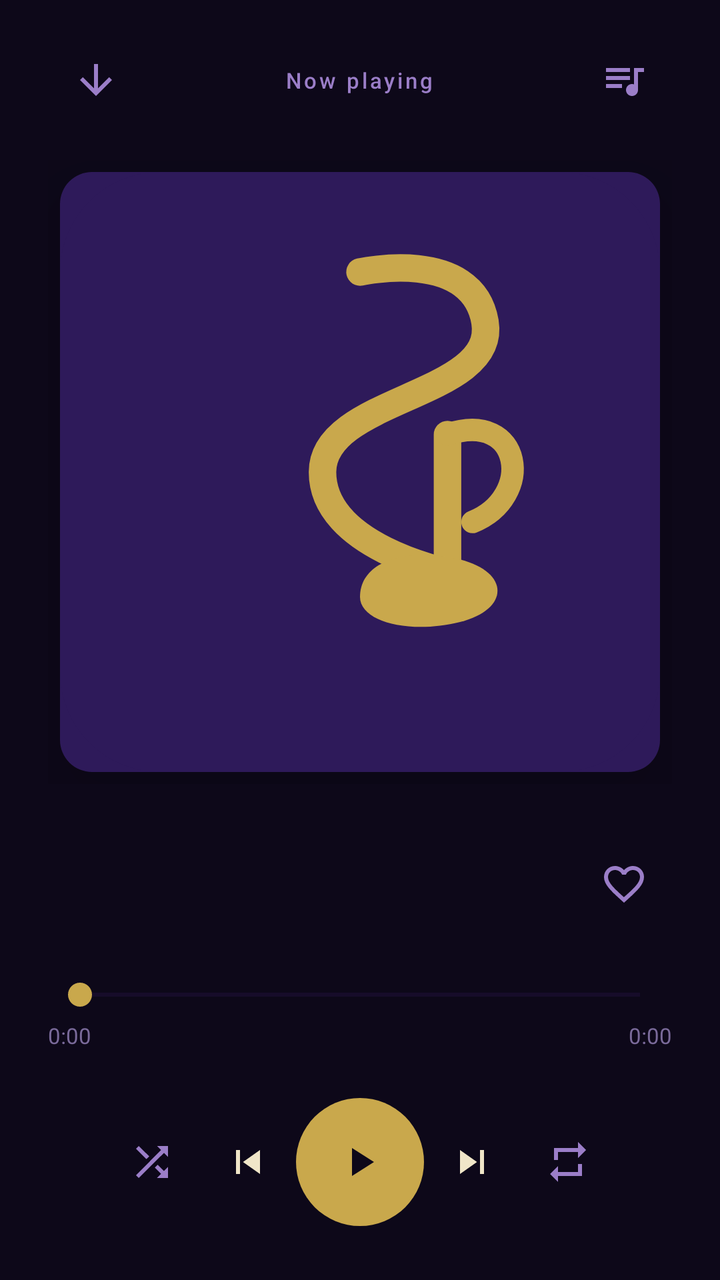
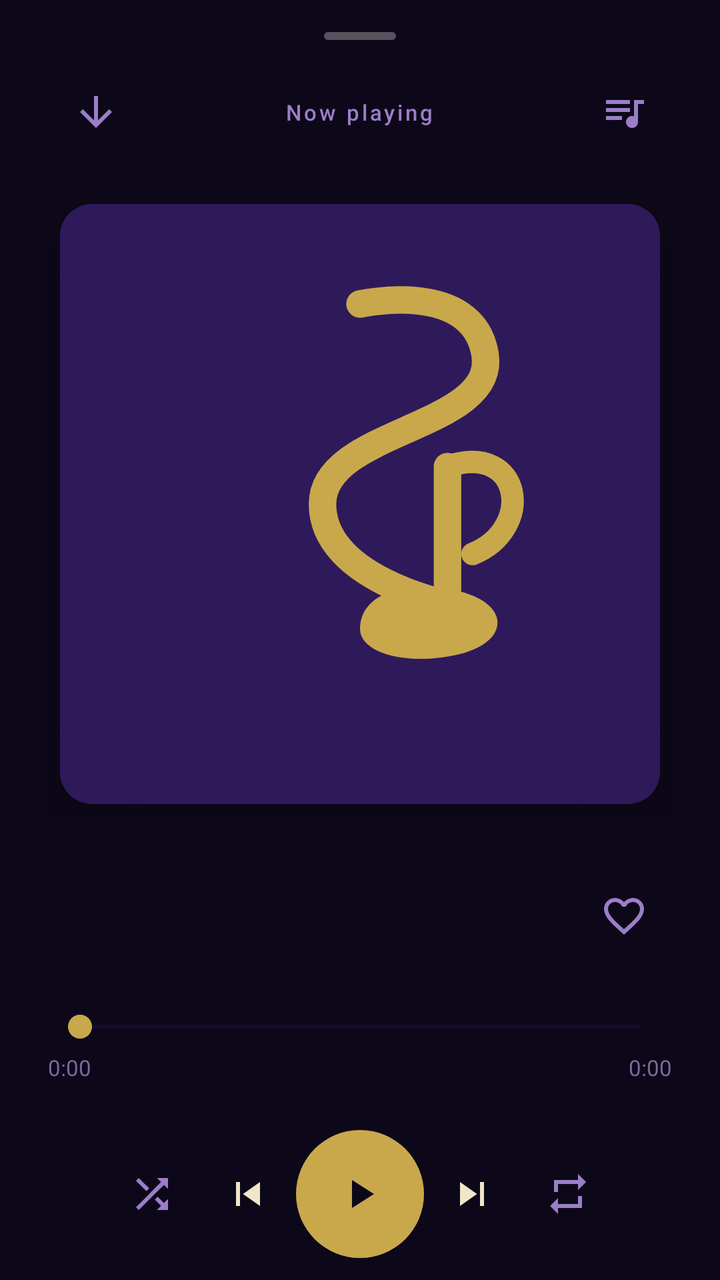

Two renders of the same Android screen: before a commit and after it. Below are the layout's source before the change and the commit's diff.
<!-- AndroidManifest.xml: application theme Theme.Swara -->
<!-- res/layout/fragment_now_playing.xml -->
<?xml version="1.0" encoding="utf-8"?>
<androidx.core.widget.NestedScrollView xmlns:android="http://schemas.android.com/apk/res/android"
    xmlns:app="http://schemas.android.com/apk/res-auto"
    android:layout_width="match_parent"
    android:layout_height="match_parent"
    android:fillViewport="true">
<LinearLayout
    android:layout_width="match_parent"
    android:layout_height="wrap_content"
    android:orientation="vertical"
    android:background="@android:color/transparent"
    android:paddingHorizontal="@dimen/dp_24"
    android:paddingTop="@dimen/dp_16"
    android:paddingBottom="@dimen/dp_24">

    
    <LinearLayout
        android:layout_width="match_parent"
        android:layout_height="wrap_content"
        android:orientation="horizontal"
        android:gravity="center_vertical"
        android:paddingBottom="@dimen/dp_16">

        
        <ImageView
            android:id="@+id/btnCollapse"
            android:layout_width="@dimen/btn_min_touch_target"
            android:layout_height="@dimen/btn_min_touch_target"
            android:src="@drawable/ic_arrow_back"
            android:scaleType="center"
            android:background="@drawable/ripple_circle"
            android:tint="@color/swara_lavender"
            android:rotation="-90"
            android:contentDescription="@string/close" />

        <View android:layout_width="0dp" android:layout_height="0dp" android:layout_weight="1" />

        <TextView
            android:id="@+id/nowPlayingHeader"
            android:layout_width="wrap_content"
            android:layout_height="wrap_content"
            android:text="@string/now_playing"
            android:textSize="@dimen/text_label_md"
            android:textColor="@color/swara_text_secondary"
            android:fontFamily="sans-serif-medium"
            android:letterSpacing="0.12" />

        <View android:layout_width="0dp" android:layout_height="0dp" android:layout_weight="1" />

        
        <ImageView
            android:id="@+id/btnQueue"
            android:layout_width="@dimen/btn_min_touch_target"
            android:layout_height="@dimen/btn_min_touch_target"
            android:src="@drawable/ic_queue_music"
            android:scaleType="center"
            android:background="@drawable/ripple_circle"
            android:tint="@color/swara_lavender"
            android:contentDescription="@string/queue" />

    </LinearLayout>

    
    <androidx.constraintlayout.widget.ConstraintLayout
        android:layout_width="match_parent"
        android:layout_height="wrap_content">

        <com.google.android.material.imageview.ShapeableImageView
            android:id="@+id/ivArtwork"
            app:shapeAppearanceOverlay="@style/ShapeAppearance.Material3.Corner.Large"
            android:layout_width="0dp"
            android:layout_height="0dp"
            app:layout_constraintDimensionRatio="1:1"
            app:layout_constraintWidth_max="360dp"
            app:layout_constraintStart_toStartOf="parent"
            app:layout_constraintEnd_toEndOf="parent"
            app:layout_constraintTop_toTopOf="parent"
            app:layout_constraintBottom_toBottomOf="parent"
            android:padding="6dp"
            android:scaleType="centerCrop"
            android:background="@color/swara_surface_3"
            android:src="@drawable/ic_artwork_fallback"
            android:elevation="@dimen/elevation_4"
            android:contentDescription="Album art" />

    </androidx.constraintlayout.widget.ConstraintLayout>

    
    <LinearLayout
        android:layout_width="match_parent"
        android:layout_height="wrap_content"
        android:orientation="horizontal"
        android:gravity="center_vertical"
        android:layout_marginTop="@dimen/dp_24">

        <LinearLayout
            android:layout_width="0dp"
            android:layout_height="wrap_content"
            android:layout_weight="1"
            android:orientation="vertical">

            <TextView
                android:id="@+id/tvTitle"
                android:layout_width="match_parent"
                android:layout_height="wrap_content"
                android:textSize="@dimen/text_headline_md"
                android:textColor="@color/swara_text_primary"
                android:fontFamily="sans-serif-medium"
                android:maxLines="1"
                android:ellipsize="end" />

            <TextView
                android:id="@+id/tvArtist"
                android:layout_width="match_parent"
                android:layout_height="wrap_content"
                android:textSize="@dimen/text_body_md"
                android:textColor="@color/swara_text_secondary"
                android:layout_marginTop="@dimen/dp_4"
                android:maxLines="1"
                android:ellipsize="end" />

        </LinearLayout>

        
        <ImageView
            android:id="@+id/btnFavorite"
            android:layout_width="@dimen/btn_min_touch_target"
            android:layout_height="@dimen/btn_min_touch_target"
            android:src="@drawable/ic_favorite_border"
            android:scaleType="center"
            android:background="@drawable/ripple_circle"
            android:tint="@color/swara_lavender"
            android:contentDescription="@string/cd_favorite_empty" />

    </LinearLayout>

    
    <SeekBar
        android:id="@+id/seekBar"
        android:layout_width="match_parent"
        android:layout_height="wrap_content"
        android:layout_marginTop="@dimen/dp_20"
        android:progressTint="@color/swara_gold"
        android:thumbTint="@color/swara_gold"
        android:progressBackgroundTint="@color/swara_surface_3" />

    
    <LinearLayout
        android:layout_width="match_parent"
        android:layout_height="wrap_content"
        android:orientation="horizontal"
        android:layout_marginTop="@dimen/dp_4">

        <TextView
            android:id="@+id/tvCurrentTime"
            android:layout_width="wrap_content"
            android:layout_height="wrap_content"
            android:text="0:00"
            android:textSize="@dimen/text_label_md"
            android:textColor="@color/swara_text_dim" />

        <View android:layout_width="0dp" android:layout_height="0dp" android:layout_weight="1" />

        <TextView
            android:id="@+id/tvTotalTime"
            android:layout_width="wrap_content"
            android:layout_height="wrap_content"
            android:text="0:00"
            android:textSize="@dimen/text_label_md"
            android:textColor="@color/swara_text_dim" />

    </LinearLayout>

    
    <LinearLayout
        android:layout_width="match_parent"
        android:layout_height="wrap_content"
        android:orientation="horizontal"
        android:gravity="center"
        android:layout_marginTop="@dimen/dp_24">

        
        <ImageView
            android:id="@+id/btnShuffle"
            android:layout_width="48dp"
            android:layout_height="48dp"
            android:src="@drawable/ic_shuffle"
            android:scaleType="center"
            android:background="@drawable/ripple_circle"
            android:tint="@color/swara_lavender"
            android:contentDescription="@string/shuffle" />

        
        <ImageView
            android:id="@+id/btnPrevious"
            android:layout_width="@dimen/btn_secondary_size"
            android:layout_height="@dimen/btn_secondary_size"
            android:src="@drawable/ic_skip_prev"
            android:scaleType="center"
            android:background="@drawable/ripple_circle"
            android:tint="@color/swara_cream"
            android:contentDescription="@string/previous" />

        
            <ImageView
                android:id="@+id/btnPlayPause"
                android:layout_width="64dp"
                android:layout_height="64dp"
                android:padding="16dp"
                android:background="@drawable/bg_play_button"
                android:src="@drawable/ic_play"
                android:scaleType="center"
                android:tint="@color/swara_night"
                android:contentDescription="@string/play_pause" />


        
        <ImageView
            android:id="@+id/btnNext"
            android:layout_width="@dimen/btn_secondary_size"
            android:layout_height="@dimen/btn_secondary_size"
            android:src="@drawable/ic_skip_next"
            android:scaleType="center"
            android:background="@drawable/ripple_circle"
            android:tint="@color/swara_cream"
            android:contentDescription="@string/next" />

        
        <ImageView
            android:id="@+id/btnRepeat"
            android:layout_width="48dp"
            android:layout_height="48dp"
            android:src="@drawable/ic_repeat"
            android:scaleType="center"
            android:background="@drawable/ripple_circle"
            android:tint="@color/swara_lavender"
            android:contentDescription="@string/repeat" />

    </LinearLayout>

    
    <LinearLayout
        android:layout_width="match_parent"
        android:layout_height="wrap_content"
        android:orientation="horizontal"
        android:gravity="center"
        android:layout_marginTop="@dimen/dp_16">

        
        <ImageView
            android:id="@+id/btnSleepTimer"
            android:layout_width="48dp"
            android:layout_height="48dp"
            android:src="@drawable/ic_timer"
            android:scaleType="center"
            android:background="@drawable/ripple_circle"
            android:tint="@color/swara_lavender"
            android:contentDescription="@string/sleep_timer" />

        
        <ImageView
            android:id="@+id/btnEqualizer"
            android:layout_width="48dp"
            android:layout_height="48dp"
            android:src="@drawable/ic_equalizer"
            android:scaleType="center"
            android:background="@drawable/ripple_circle"
            android:tint="@color/swara_lavender"
            android:contentDescription="@string/equalizer" />

    </LinearLayout>

</LinearLayout>
</androidx.core.widget.NestedScrollView>
<!-- resources referenced by this layout -->
<resources>
  <color name="swara_cream">#F0E6C8</color>
  <color name="swara_gold">#C9A84C</color>
  <color name="swara_lavender">#9B7EC8</color>
  <color name="swara_night">#0D0819</color>
  <color name="swara_surface_3">#2E1A5A</color>
  <color name="swara_text_dim">#7A6A9A</color>
  <color name="swara_text_primary">#F0E6C8</color>
  <color name="swara_text_secondary">#9B7EC8</color>
  <dimen name="btn_min_touch_target">48dp</dimen>
  <dimen name="btn_secondary_size">48dp</dimen>
  <dimen name="dp_16">16dp</dimen>
  <dimen name="dp_20">20dp</dimen>
  <dimen name="dp_24">24dp</dimen>
  <dimen name="dp_4">4dp</dimen>
  <dimen name="elevation_4">24dp</dimen>
  <dimen name="text_body_md">14sp</dimen>
  <dimen name="text_headline_md">22sp</dimen>
  <dimen name="text_label_md">11sp</dimen>
  <!-- drawable bg_play_button (drawable) -->
  <?xml version="1.0" encoding="utf-8"?>
  <shape xmlns:android="http://schemas.android.com/apk/res/android"
      android:shape="oval">
      <solid android:color="@color/swara_gold" />
  </shape>
  <!-- drawable ic_equalizer (drawable) -->
  <vector xmlns:android="http://schemas.android.com/apk/res/android"
      android:width="24dp"
      android:height="24dp"
      android:viewportWidth="24"
      android:viewportHeight="24">
      <path
          android:fillColor="@android:color/white"
          android:pathData="M10,20h4V4h-4v16zm-6,0h4v-8H4v8zM16,9v11h4V9h-4z" />
  </vector>
  <!-- drawable ic_play (drawable) -->
  <?xml version="1.0" encoding="utf-8"?>
  <vector xmlns:android="http://schemas.android.com/apk/res/android"
      android:width="24dp" android:height="24dp"
      android:viewportWidth="24" android:viewportHeight="24">
      <path android:fillColor="@android:color/white" android:pathData="M8,5v14l11,-7z"/>
  </vector>
  <!-- drawable ic_skip_next (drawable) -->
  <?xml version="1.0" encoding="utf-8"?>
  <vector xmlns:android="http://schemas.android.com/apk/res/android"
      android:width="24dp" android:height="24dp"
      android:viewportWidth="24" android:viewportHeight="24">
      <path android:fillColor="@android:color/white" android:pathData="M6,18l8.5,-6L6,6v12zM16,6v12h2V6h-2z"/>
  </vector>
  <!-- drawable ic_skip_prev (drawable) -->
  <?xml version="1.0" encoding="utf-8"?>
  <vector xmlns:android="http://schemas.android.com/apk/res/android"
      android:width="24dp" android:height="24dp"
      android:viewportWidth="24" android:viewportHeight="24">
      <path android:fillColor="@android:color/white" android:pathData="M6,6h2v12H6zm3.5,6l8.5,6V6z"/>
  </vector>
  <!-- drawable ripple_circle (drawable) -->
  <?xml version="1.0" encoding="utf-8"?>
  <ripple xmlns:android="http://schemas.android.com/apk/res/android"
      android:color="@color/swara_ripple">
      <item android:id="@android:id/mask">
          <shape android:shape="oval">
              <solid android:color="@color/swara_night" />
          </shape>
      </item>
  </ripple>
  <string name="cd_favorite_empty">Add to favorites</string>
  <string name="close">Close</string>
  <string name="equalizer">Equalizer</string>
  <string name="next">Next</string>
  <string name="now_playing">Now playing</string>
  <string name="play_pause">Play / Pause</string>
  <string name="previous">Previous</string>
  <string name="queue">Queue</string>
  <string name="repeat">Repeat</string>
  <string name="shuffle">Shuffle</string>
  <string name="sleep_timer">Sleep Timer</string>
  <color name="swara_ripple">#33C9A84C</color>
  <color name="swara_purple">#3D1F7A</color>
  <color name="swara_surface_2">#231645</color>
  <color name="swara_gold_alpha_20">#33C9A84C</color>
  <color name="swara_surface_1">#1A0E2E</color>
  <color name="swara_glass_stroke">#4D3080</color>
  <color name="swara_text_hint">#5A4A7A</color>
  <!-- unchanged entries left out for length: 8 -->
</resources>

<!-- the commit's change to res/layout/fragment_now_playing.xml (unified diff, before → after) -->
@@ -12,6 +12,15 @@
     android:paddingHorizontal="@dimen/dp_24"
     android:paddingTop="@dimen/dp_16"
     android:paddingBottom="@dimen/dp_24">
+
+    
+    <View
+        android:id="@+id/dragHandle"
+        android:layout_width="36dp"
+        android:layout_height="4dp"
+        android:layout_gravity="center_horizontal"
+        android:layout_marginBottom="12dp"
+        android:background="@drawable/shape_drag_handle" />
 
     
     <LinearLayout
<!-- resource entries referenced after the edit -->
@@ -65,6 +65,13 @@
           </shape>
       </item>
   </ripple>
+  <!-- drawable shape_drag_handle (drawable) -->
+  <?xml version="1.0" encoding="utf-8"?>
+  <shape xmlns:android="http://schemas.android.com/apk/res/android"
+      android:shape="rectangle">
+      <solid android:color="#4DFFFFFF" />
+      <corners android:radius="2dp" />
+  </shape>
   <string name="cd_favorite_empty">Add to favorites</string>
   <string name="close">Close</string>
   <string name="equalizer">Equalizer</string>
